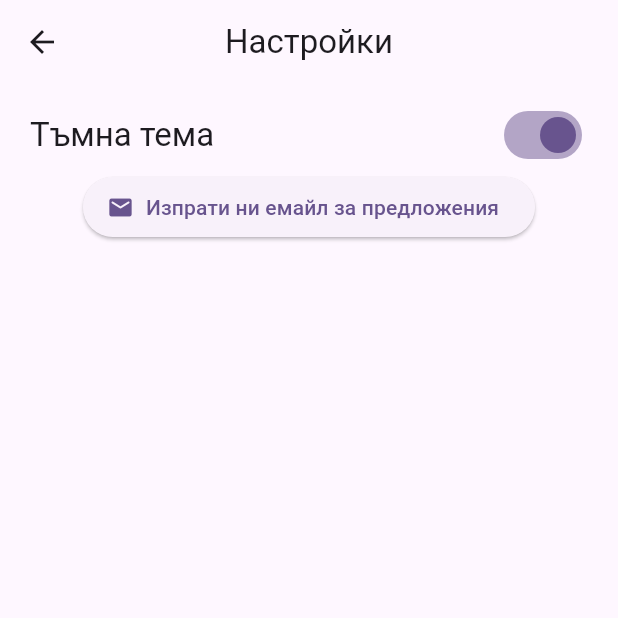
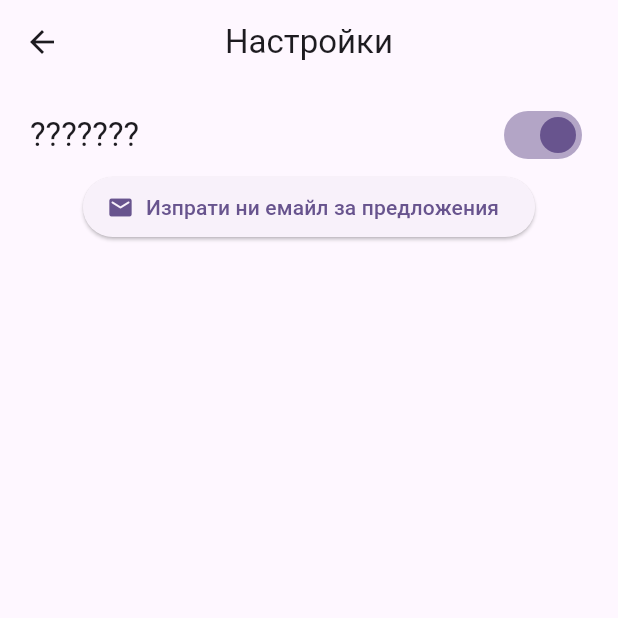
Before and after one commit to KaloyanStoyanov06/PGEE, a Flutter app: the SettingsPage screen opened by its route, on a phone screen of 412 x 824 dp, the top half of it. Run offline on Flutter 3.47's test engine with Material 2 defaults, Android fonts, the phone set to English and light mode, and no system bars; drawn by our look-alikes of dynamic_color; our stand-ins replace cloud_firestore, firebase_auth, firebase_core, flutter_dotenv; missing offline and left inert: dart:ffi; accounts and stored records are empty.

Commit message:
don't know what to add in the settings

```diff
--- a/lib/pages/settings.dart
+++ b/lib/pages/settings.dart
@@ -34,8 +34,7 @@ class _SettingsPageState extends State<SettingsPage> {
             Row(
               mainAxisAlignment: MainAxisAlignment.spaceBetween,
               children: [
-                Text("Тъмна тема",
-                    style: Theme.of(context).textTheme.headline6),
+                Text("???????", style: Theme.of(context).textTheme.headline6),
                 Switch.adaptive(
                   activeColor: Theme.of(context).colorScheme.primary,
                   value: darkTheme,
```
